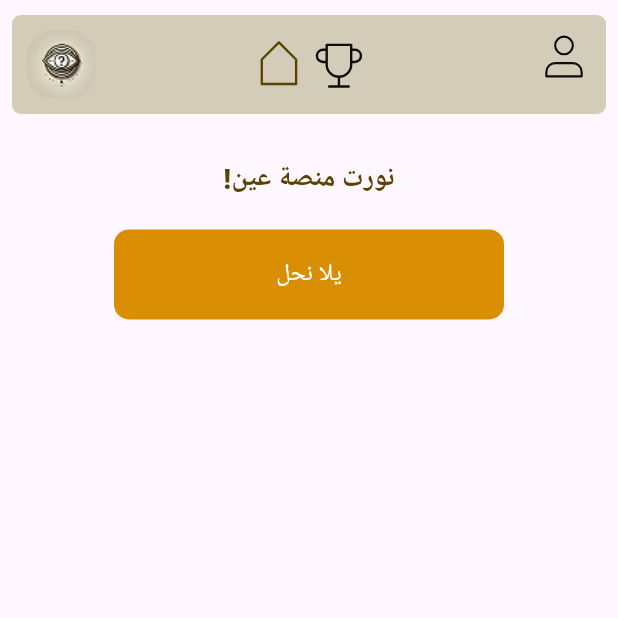
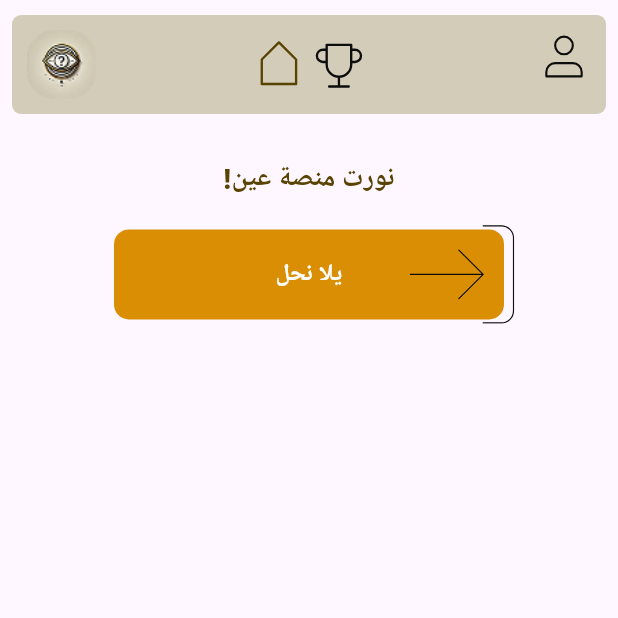
Before and after one commit to MohamedHamdySoftwareEngineer/eye_app, a Flutter app: the screen it shows after launch, on a phone screen of 412 x 824 dp, the top half of it. Run offline on Flutter 3.47's test engine with Material 3 defaults, Android fonts, the phone set to English and light mode, and no system bars; our stand-ins replace flutter_svg, go_router, google_fonts; Roboto replaces fonts that are missing (Cairo).

Commit message:
make starting box

```diff
--- a/lib/core/utils/assets.dart
+++ b/lib/core/utils/assets.dart
@@ -6,4 +6,5 @@ class AssetsData {
   static const homeIcon = 'assets/images/home_icon.svg';
   static const trophyIcon = 'assets/images/trophy_icon.svg';
   static const userIcon = 'assets/images/user_icon.svg';
+  static const arrowIcon = 'assets/images/arrow_next.svg';
 }
--- a/lib/core/utils/styles.dart
+++ b/lib/core/utils/styles.dart
@@ -10,5 +10,6 @@ abstract class Styles {
 
   static const customtextStyle = TextStyle(
     fontSize: 16,
+    fontWeight: FontWeight.bold
   );
 }
--- a/lib/features/home/presentation/views/widgets/home_view_body.dart
+++ b/lib/features/home/presentation/views/widgets/home_view_body.dart
@@ -1,8 +1,11 @@
 import 'package:eye/constants.dart';
 import 'package:eye/features/home/presentation/views/widgets/custom_app_bar.dart';
+import 'package:eye/features/home/presentation/views/widgets/starting_box.dart';
 import 'package:eye/features/home/presentation/views/widgets/welcome_text.dart';
 import 'package:flutter/material.dart';
+import 'package:flutter_svg/flutter_svg.dart';
 
+import '../../../../../core/utils/assets.dart';
 import '../../../../../core/utils/styles.dart';
 
 class HomeViewBody extends StatelessWidget {
@@ -19,22 +22,3 @@ class HomeViewBody extends StatelessWidget {
     );
   }
 }
-
-
-class StartingBox extends StatelessWidget {
-  const StartingBox({super.key});
-
-  @override
-  Widget build(BuildContext context) {
-    return Container(
-      alignment: Alignment.center,
-      width: 260,
-      height: 60,
-      decoration: BoxDecoration(
-        color: secondColor,
-        borderRadius: BorderRadius.circular(10),
-      ),
-      child: const Text('يلا نحل',style: Styles.customtextStyle),
-    );
-  }
-}
--- /dev/null
+++ b/lib/features/home/presentation/views/widgets/starting_box.dart
@@ -0,0 +1,44 @@
+import 'package:eye/constants.dart';
+import 'package:eye/core/utils/assets.dart';
+import 'package:eye/core/utils/styles.dart';
+import 'package:flutter/material.dart';
+import 'package:flutter_svg/flutter_svg.dart';
+
+class StartingBox extends StatelessWidget {
+  const StartingBox({super.key});
+
+  @override
+  Widget build(BuildContext context) {
+    return InkWell(
+      onTap: () {},
+      child: Stack(
+        clipBehavior: Clip.none,
+        children: [
+          Container(
+            width: 260,
+            height: 60,
+            decoration: BoxDecoration(
+              color: secondColor,
+              borderRadius: BorderRadius.circular(10),
+            ),
+            alignment: Alignment.center,
+            child: const Text(
+              'يلا نحل',
+              style: Styles.customtextStyle,
+            ),
+          ),
+
+          Positioned(
+            right: -7,
+            top: -5,
+            child: SvgPicture.asset(
+              AssetsData.arrowIcon,
+              width: 70,
+              height: 70,
+            ),
+          ),
+        ],
+      ),
+    );
+  }
+}
```
Also changed, not shown: assets/images/arrow_next.svg (added), assets/images/big_trophy.svg (added), 1 other file.
